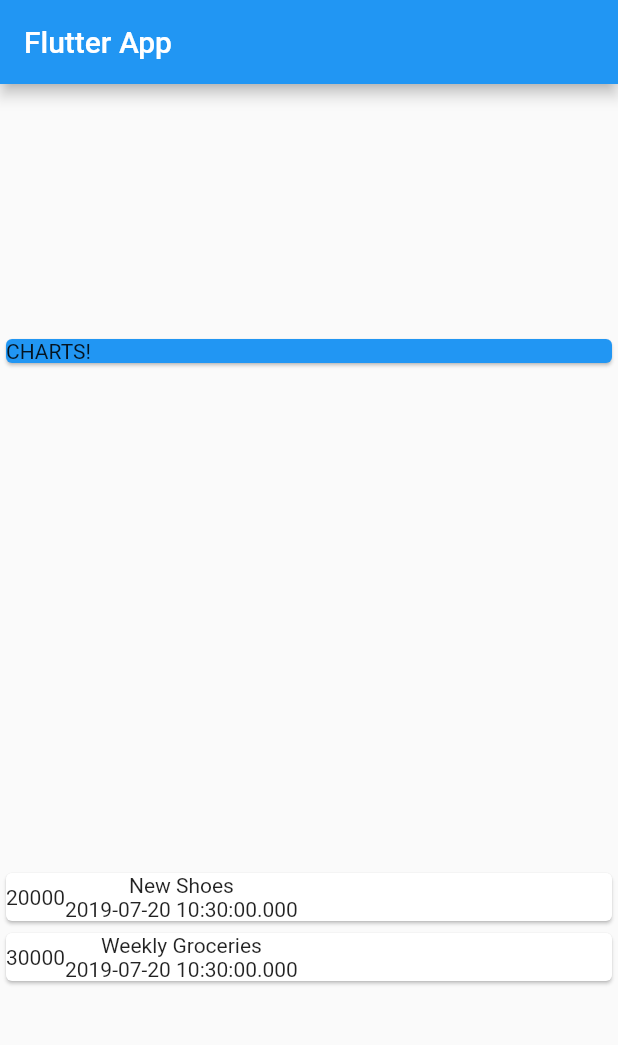
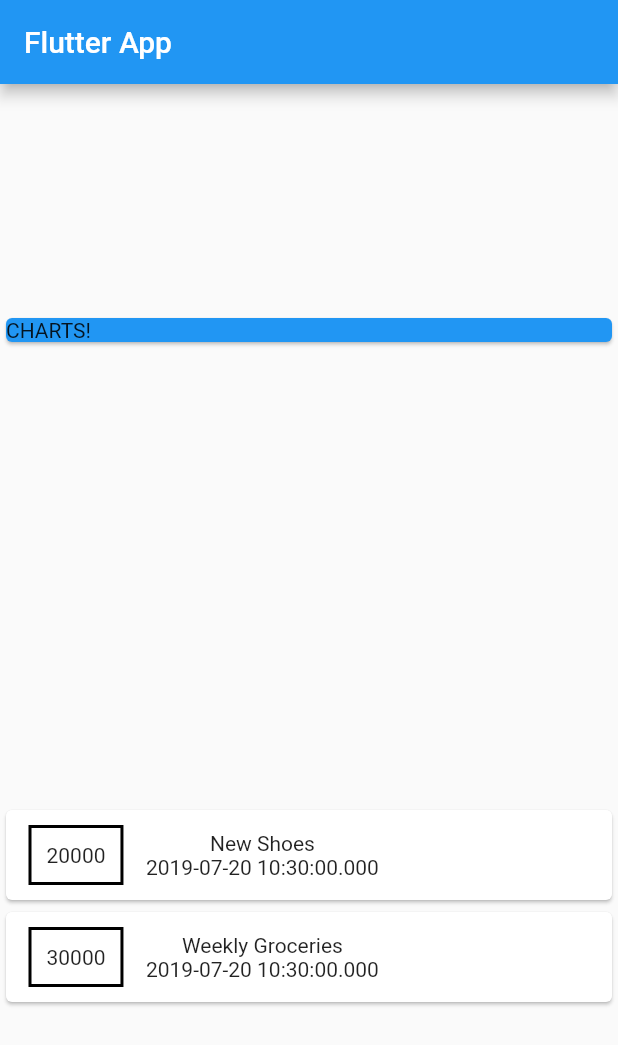
Before and after one commit to mcndoungerii/expensesApp, a Flutter app: the screen it shows after launch, on a phone screen of 412 x 824 dp. Shown: the top 1045 px of the screen. Run offline on Flutter 3.47's test engine with Material 2 defaults, Android fonts, the phone set to English and light mode, and no system bars.

Commit message:
Styling a Container

```diff
--- a/lib/main.dart
+++ b/lib/main.dart
@@ -48,6 +48,14 @@ class MyHomePage extends StatelessWidget {
                     child: Row(
                   children: <Widget>[
                     Container(
+                      margin: EdgeInsets.symmetric(vertical: 10, horizontal: 15),
+                      decoration: BoxDecoration(
+                        border: Border.all(
+                          color: Colors.black,
+                          width: 2
+                        ),
+                      ),
+                      padding: EdgeInsets.all(10),
                       child: Text(transaction.amount.toString()),
                     ),
                     Column(
@@ -57,8 +65,7 @@ class MyHomePage extends StatelessWidget {
                       ],
                     )
                   ],
-                  )
-                );
+                ));
               }).toList(),
             )
           ],
```
Lines whose indentation alone changed are shown as unchanged.
